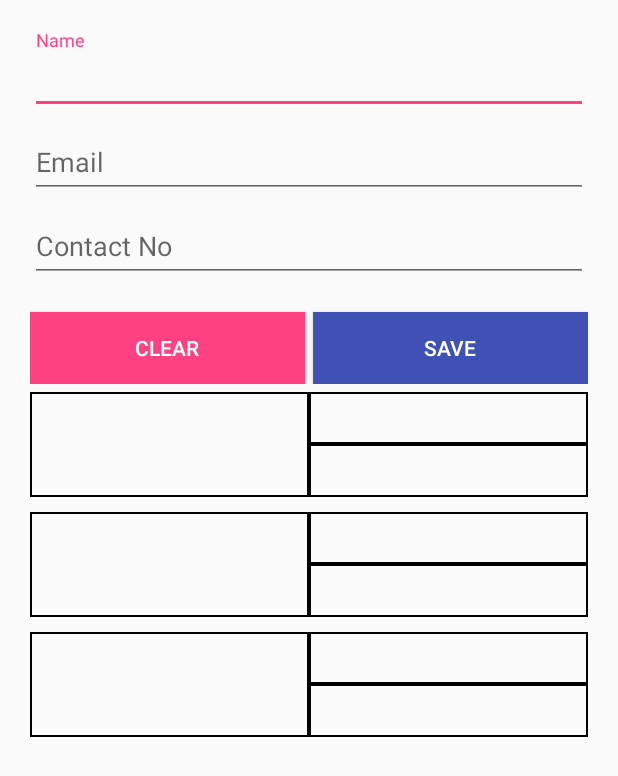
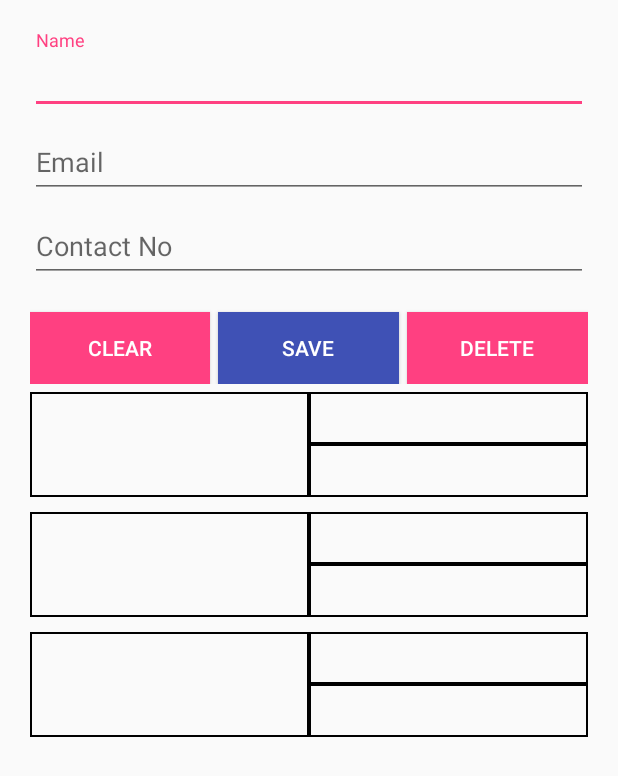
Before and after one commit to AliAzaz/DataBinding-with-Room, an Android app: the layout activity_main.xml on its own in the app's theme, with its tools: preview values and no code run, on a phone screen of 412 x 824 dp. Shown: the top 776 px of the screen. Run offline under Robolectric (Android 15) with nearby library versions, the phone set to English and light mode, and no system bars.

Commit message:
Implement delete operation

```diff
--- a/app/src/main/res/layout/activity_main.xml
+++ b/app/src/main/res/layout/activity_main.xml
@@ -5,7 +5,6 @@
     tools:context="com.example.ali.roomapplication.ui.MainActivity">
 
     <data>
-
         <import type="android.view.View" />
 
         <variable
@@ -92,6 +91,20 @@
                 android:onClick="@{() -> callback.SaveDT()}"
                 android:text="SAVE"
                 android:textColor="@android:color/white" />
+
+            <Button
+                android:id="@+id/btn_delete"
+                android:layout_width="0dp"
+                android:layout_weight="45"
+                android:layout_marginLeft="5dp"
+                android:layout_height="wrap_content"
+                android:layout_marginTop="20dp"
+                android:background="@color/colorAccent"
+                android:onClick="@{() -> callback.DeleteDT()}"
+                android:text="Delete"
+                android:visibility="@{data != null ? View.VISIBLE : View.GONE}"
+                android:textColor="@android:color/white" />
+
         </LinearLayout>
 
         <android.support.v7.widget.RecyclerView
```
Also changed, not shown: app/src/main/java/com/example/ali/roomapplication/persistence/dao/DirectoryDAO.java (+10 -2 lines), app/src/main/java/com/example/ali/roomapplication/persistence/model/DirectoryModel.java (+14 -1 lines), app/src/main/java/com/example/ali/roomapplication/ui/MainActivity.java (+58 -30 lines).
